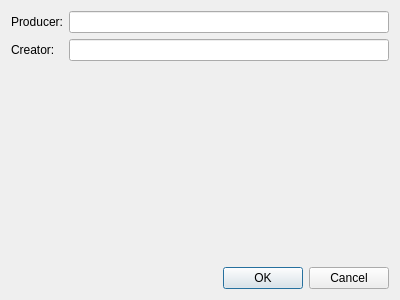
Qt form pdfedit/ui/Properties.ui (match41/sumpdf) before a commit.
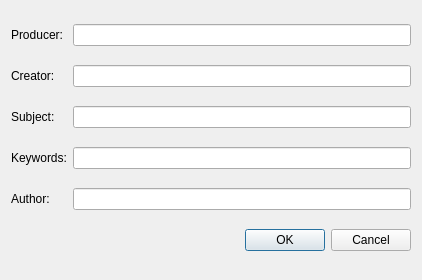
The same form after that commit.

Diff of the .ui file:
```diff
--- a/pdfedit/ui/Properties.ui
+++ b/pdfedit/ui/Properties.ui
@@ -6,17 +6,13 @@
    <rect>
     <x>0</x>
     <y>0</y>
-    <width>400</width>
-    <height>300</height>
+    <width>422</width>
+    <height>280</height>
    </rect>
   </property>
   <property name="windowTitle">
    <string>Document Properties</string>
   </property>
-  <layout class="QVBoxLayout" name="verticalLayout_2">
-   <item>
-    <layout class="QVBoxLayout" name="verticalLayout">
-     <item>
       <layout class="QGridLayout" name="gridLayout">
        <item row="0" column="0">
         <widget class="QLabel" name="label">
@@ -38,23 +34,38 @@
        <item row="1" column="1">
         <widget class="QLineEdit" name="m_creator"/>
        </item>
-      </layout>
-     </item>
-     <item>
-      <spacer name="verticalSpacer">
-       <property name="orientation">
-        <enum>Qt::Vertical</enum>
-       </property>
-       <property name="sizeHint" stdset="0">
-        <size>
-         <width>20</width>
-         <height>40</height>
-        </size>
-       </property>
-      </spacer>
-     </item>
-     <item>
-      <widget class="QDialogButtonBox" name="buttonBox">
+   <item row="2" column="0">
+    <widget class="QLabel" name="label_3">
+     <property name="text">
+      <string>Subject:</string>
+     </property>
+    </widget>
+   </item>
+   <item row="2" column="1">
+    <widget class="QLineEdit" name="m_subject"/>
+   </item>
+   <item row="3" column="0">
+    <widget class="QLabel" name="label_4">
+     <property name="text">
+      <string>Keywords:</string>
+     </property>
+    </widget>
+   </item>
+   <item row="3" column="1">
+    <widget class="QLineEdit" name="m_keywords"/>
+   </item>
+   <item row="4" column="0">
+    <widget class="QLabel" name="label_5">
+     <property name="text">
+      <string>Author:</string>
+     </property>
+    </widget>
+   </item>
+   <item row="4" column="1">
+    <widget class="QLineEdit" name="m_author"/>
+   </item>
+   <item row="5" column="0" colspan="2">
+    <widget class="QDialogButtonBox" name="m_button_box">
        <property name="orientation">
         <enum>Qt::Horizontal</enum>
        </property>
@@ -64,8 +75,6 @@
       </widget>
      </item>
     </layout>
-   </item>
-  </layout>
  </widget>
  <resources/>
  <connections>
```
Left out of the diff: 4 changed lines with no effect on the pictures. Lines whose indentation alone changed are shown as unchanged.
